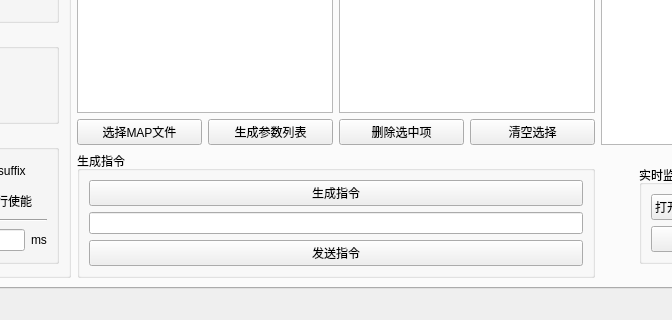
First picture: the form in chonggouv0.9/chuankou.ui, repository ks3356143/serialport-new, before the edit; both pictures show x 216 to 888 and y 518 to 838 of the 1103 by 838 pixel window.
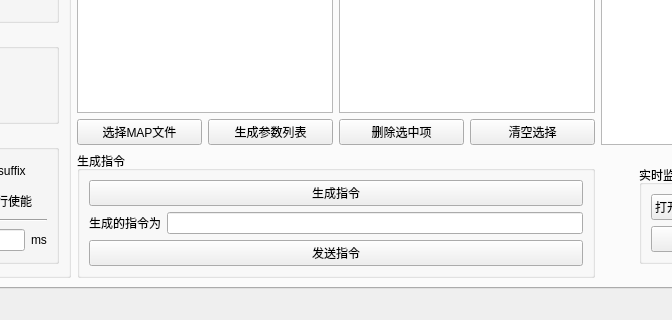
Second picture: the form after the edit. The open tabs and pages were chosen to show the change. Icons and pictures are not drawn.

```diff
--- a/chonggouv0.9/chuankou.ui
+++ b/chonggouv0.9/chuankou.ui
@@ -44,20 +44,27 @@
           <property name="title">
            <string>生成指令</string>
           </property>
-          <layout class="QVBoxLayout" name="verticalLayout_5">
+          <layout class="QVBoxLayout" name="verticalLayout_4">
            <item>
-            <layout class="QVBoxLayout" name="verticalLayout_4">
-             <item>
+            <layout class="QGridLayout" name="gridLayout_20">
+             <item row="2" column="1">
+              <widget class="QLineEdit" name="lineEdit_2"/>
+             </item>
+             <item row="2" column="0">
+              <widget class="QLabel" name="label_10">
+               <property name="text">
+                <string>生成的指令为</string>
+               </property>
+              </widget>
+             </item>
+             <item row="0" column="0" colspan="2">
               <widget class="QPushButton" name="pushButton_order">
                <property name="text">
                 <string>生成指令</string>
                </property>
               </widget>
              </item>
-             <item>
-              <widget class="QLineEdit" name="lineEdit_2"/>
-             </item>
-             <item>
+             <item row="3" column="0" colspan="2">
               <widget class="QPushButton" name="pushButton_raise">
                <property name="text">
                 <string>发送指令</string>
```
Left out of the diff: 2 changed lines with no effect on the pictures.
